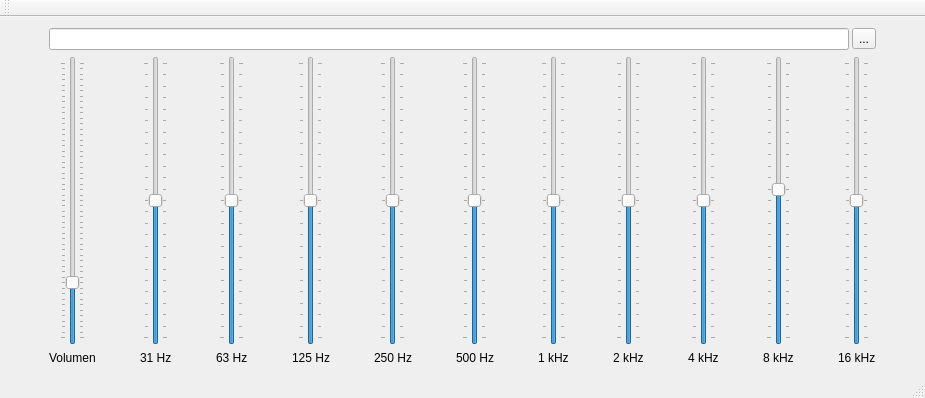
The window that mainwindow.ui (josbaduma/EqualizerDSP) describes before a commit, drawn with Qt 5.
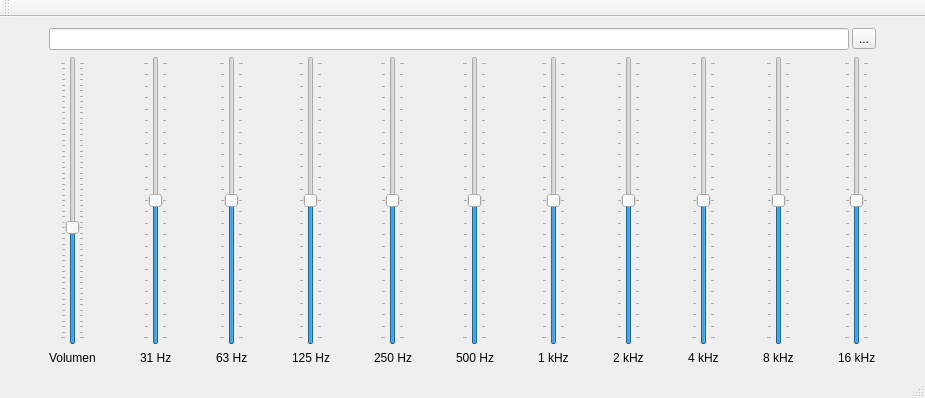
The same window after the commit.

Commit message: Correct and update the filters gain

The edit to the form file:
```diff
--- a/mainwindow.ui
+++ b/mainwindow.ui
@@ -41,7 +41,10 @@
       <item>
        <widget class="QSlider" name="volumeSlider">
         <property name="maximum">
-         <number>100</number>
+         <number>50</number>
+        </property>
+        <property name="pageStep">
+         <number>10</number>
         </property>
         <property name="value">
          <number>20</number>
@@ -53,7 +56,7 @@
          <enum>QSlider::TicksBothSides</enum>
         </property>
         <property name="tickInterval">
-         <number>2</number>
+         <number>1</number>
         </property>
        </widget>
       </item>
@@ -307,11 +310,14 @@
         <property name="maximum">
          <number>12</number>
         </property>
+        <property name="pageStep">
+         <number>1</number>
+        </property>
         <property name="value">
-         <number>1</number>
+         <number>0</number>
         </property>
         <property name="sliderPosition">
-         <number>1</number>
+         <number>0</number>
         </property>
         <property name="orientation">
          <enum>Qt::Vertical</enum>
```
Left out of the diff: 26 changed lines with no effect on the pictures. The commit also changes 2 other files.
